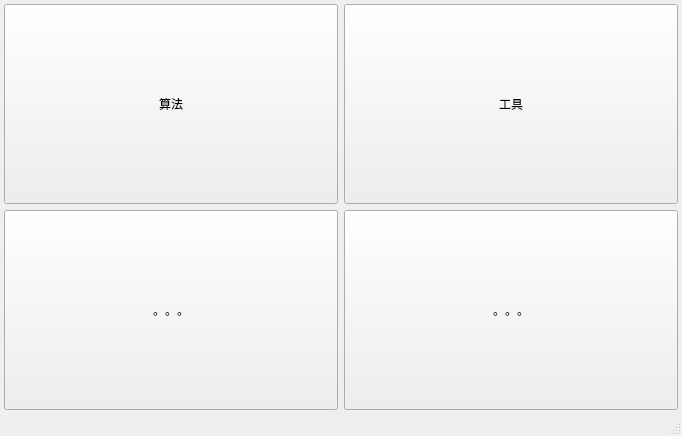
The window that MainWindow.ui (mengqingmeng/cv_tools) describes before a commit, drawn with Qt 5.
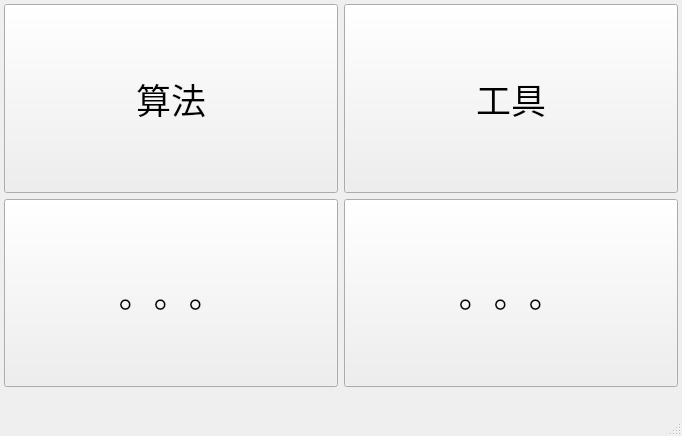
The same window after the commit. Icons and pictures are not drawn.

What changed in the file:
```diff
--- a/MainWindow.ui
+++ b/MainWindow.ui
@@ -10,6 +10,11 @@
     <height>436</height>
    </rect>
   </property>
+  <property name="font">
+   <font>
+    <pointsize>26</pointsize>
+   </font>
+  </property>
   <property name="windowTitle">
    <string>MainWindow</string>
   </property>
@@ -40,6 +45,16 @@
         <property name="text">
          <string>工具</string>
         </property>
+        <property name="icon">
+         <iconset resource="resource.qrc">
+          <normaloff>:/images/images/tools.png</normaloff>:/images/images/tools.png</iconset>
+        </property>
+        <property name="iconSize">
+         <size>
+          <width>64</width>
+          <height>64</height>
+         </size>
+        </property>
        </widget>
       </item>
       <item row="0" column="0">
@@ -53,6 +68,16 @@
         <property name="text">
          <string>算法</string>
         </property>
+        <property name="icon">
+         <iconset resource="resource.qrc">
+          <normaloff>:/images/images/algs.png</normaloff>:/images/images/algs.png</iconset>
+        </property>
+        <property name="iconSize">
+         <size>
+          <width>64</width>
+          <height>64</height>
+         </size>
+        </property>
        </widget>
       </item>
       <item row="1" column="0">
@@ -66,6 +91,16 @@
         <property name="text">
          <string>。。。</string>
         </property>
+        <property name="icon">
+         <iconset resource="resource.qrc">
+          <normaloff>:/images/images/DL.png</normaloff>:/images/images/DL.png</iconset>
+        </property>
+        <property name="iconSize">
+         <size>
+          <width>64</width>
+          <height>64</height>
+         </size>
+        </property>
        </widget>
       </item>
       <item row="1" column="1">
@@ -79,6 +114,16 @@
         <property name="text">
          <string>。。。</string>
         </property>
+        <property name="icon">
+         <iconset resource="resource.qrc">
+          <normaloff>:/images/images/flows.png</normaloff>:/images/images/flows.png</iconset>
+        </property>
+        <property name="iconSize">
+         <size>
+          <width>64</width>
+          <height>64</height>
+         </size>
+        </property>
        </widget>
       </item>
      </layout>
```
Left out of the diff: 6 changed lines with no effect on the pictures.
